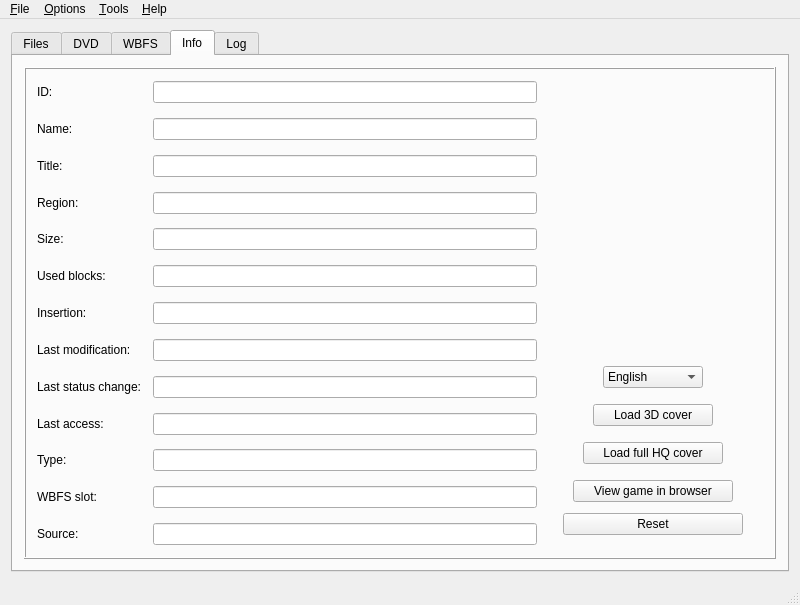
First picture: the form in resources/ui/wiibafu.ui, repository evertonstz/wiibafu, before the edit.
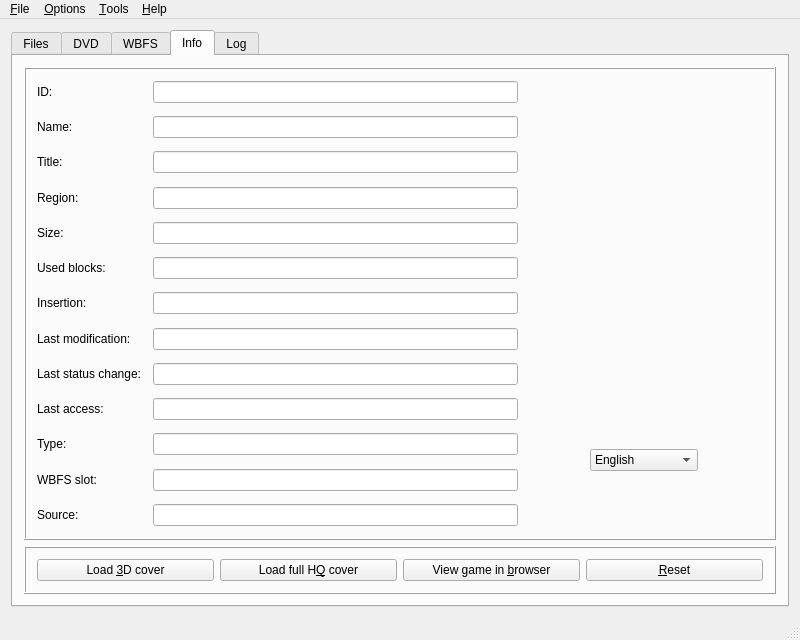
Second picture: the form after the edit. The open tabs and pages were chosen to show the change. Icons and pictures are not drawn.

Commit message: Layout adapted

```diff
--- a/resources/ui/wiibafu.ui
+++ b/resources/ui/wiibafu.ui
@@ -7,7 +7,7 @@
     <x>0</x>
     <y>0</y>
     <width>800</width>
-    <height>605</height>
+    <height>640</height>
    </rect>
   </property>
   <property name="sizePolicy">
@@ -378,7 +378,239 @@
            <enum>QFrame::Raised</enum>
           </property>
           <layout class="QGridLayout" name="gridLayout_5">
-           <item row="0" column="0">
+           <item row="0" column="3">
+            <spacer name="verticalSpacer_2">
+             <property name="orientation">
+              <enum>Qt::Vertical</enum>
+             </property>
+             <property name="sizeType">
+              <enum>QSizePolicy::Preferred</enum>
+             </property>
+             <property name="sizeHint" stdset="0">
+              <size>
+               <width>20</width>
+               <height>50</height>
+              </size>
+             </property>
+            </spacer>
+           </item>
+           <item row="1" column="1">
+            <spacer name="horizontalSpacer">
+             <property name="orientation">
+              <enum>Qt::Horizontal</enum>
+             </property>
+             <property name="sizeType">
+              <enum>QSizePolicy::Preferred</enum>
+             </property>
+             <property name="sizeHint" stdset="0">
+              <size>
+               <width>20</width>
+               <height>20</height>
+              </size>
+             </property>
+            </spacer>
+           </item>
+           <item row="1" column="2" colspan="3">
+            <widget class="QLabel" name="infoTab_label_GameCover">
+             <property name="minimumSize">
+              <size>
+               <width>180</width>
+               <height>250</height>
+              </size>
+             </property>
+             <property name="maximumSize">
+              <size>
+               <width>180</width>
+               <height>250</height>
+              </size>
+             </property>
+             <property name="frameShape">
+              <enum>QFrame::NoFrame</enum>
+             </property>
+             <property name="frameShadow">
+              <enum>QFrame::Plain</enum>
+             </property>
+             <property name="alignment">
+              <set>Qt::AlignCenter</set>
+             </property>
+            </widget>
+           </item>
+           <item row="1" column="5">
+            <spacer name="horizontalSpacer_2">
+             <property name="orientation">
+              <enum>Qt::Horizontal</enum>
+             </property>
+             <property name="sizeType">
+              <enum>QSizePolicy::Preferred</enum>
+             </property>
+             <property name="sizeHint" stdset="0">
+              <size>
+               <width>20</width>
+               <height>20</height>
+              </size>
+             </property>
+            </spacer>
+           </item>
+           <item row="2" column="3">
+            <spacer name="verticalSpacer_17">
+             <property name="orientation">
+              <enum>Qt::Vertical</enum>
+             </property>
+             <property name="sizeType">
+              <enum>QSizePolicy::Preferred</enum>
+             </property>
+             <property name="sizeHint" stdset="0">
+              <size>
+               <width>20</width>
+               <height>52</height>
+              </size>
+             </property>
+            </spacer>
+           </item>
+           <item row="3" column="1" colspan="2">
+            <spacer name="horizontalSpacer_3">
+             <property name="orientation">
+              <enum>Qt::Horizontal</enum>
+             </property>
+             <property name="sizeType">
+              <enum>QSizePolicy::Preferred</enum>
+             </property>
+             <property name="sizeHint" stdset="0">
+              <size>
+               <width>60</width>
+               <height>20</height>
+              </size>
+             </property>
+            </spacer>
+           </item>
+           <item row="3" column="4" colspan="2">
+            <spacer name="horizontalSpacer_4">
+             <property name="orientation">
+              <enum>Qt::Horizontal</enum>
+             </property>
+             <property name="sizeType">
+              <enum>QSizePolicy::Preferred</enum>
+             </property>
+             <property name="sizeHint" stdset="0">
+              <size>
+               <width>59</width>
+               <height>20</height>
+              </size>
+             </property>
+            </spacer>
+           </item>
+           <item row="4" column="3">
+            <spacer name="verticalSpacer">
+             <property name="orientation">
+              <enum>Qt::Vertical</enum>
+             </property>
+             <property name="sizeType">
+              <enum>QSizePolicy::Preferred</enum>
+             </property>
+             <property name="sizeHint" stdset="0">
+              <size>
+               <width>20</width>
+               <height>50</height>
+              </size>
+             </property>
+            </spacer>
+           </item>
+           <item row="3" column="3">
+            <widget class="QComboBox" name="infoTab_comboBox_GameLanguages">
+             <property name="sizePolicy">
+              <sizepolicy hsizetype="Maximum" vsizetype="Fixed">
+               <horstretch>0</horstretch>
+               <verstretch>0</verstretch>
+              </sizepolicy>
+             </property>
+             <item>
+              <property name="text">
+               <string>English</string>
+              </property>
+             </item>
+             <item>
+              <property name="text">
+               <string>American</string>
+              </property>
+             </item>
+             <item>
+              <property name="text">
+               <string>France</string>
+              </property>
+             </item>
+             <item>
+              <property name="text">
+               <string>German</string>
+              </property>
+             </item>
+             <item>
+              <property name="text">
+               <string>Spain</string>
+              </property>
+             </item>
+             <item>
+              <property name="text">
+               <string>Italy</string>
+              </property>
+             </item>
+             <item>
+              <property name="text">
+               <string>Netherland</string>
+              </property>
+             </item>
+             <item>
+              <property name="text">
+               <string>Portuguese</string>
+              </property>
+             </item>
+             <item>
+              <property name="text">
+               <string>Northern Sami</string>
+              </property>
+             </item>
+             <item>
+              <property name="text">
+               <string>Denmark</string>
+              </property>
+             </item>
+             <item>
+              <property name="text">
+               <string>Norway</string>
+              </property>
+             </item>
+             <item>
+              <property name="text">
+               <string>Finland</string>
+              </property>
+             </item>
+             <item>
+              <property name="text">
+               <string>Russia</string>
+              </property>
+             </item>
+             <item>
+              <property name="text">
+               <string>Japan</string>
+              </property>
+             </item>
+             <item>
+              <property name="text">
+               <string>Korea</string>
+              </property>
+             </item>
+             <item>
+              <property name="text">
+               <string>Taiwan</string>
+              </property>
+             </item>
+             <item>
+              <property name="text">
+               <string>China</string>
+              </property>
+             </item>
+            </widget>
+           </item>
+           <item row="0" column="0" rowspan="5">
             <layout class="QGridLayout" name="gridLayout_3">
              <item row="0" column="0">
               <widget class="QLabel" name="label">
@@ -834,511 +1066,60 @@
              </item>
             </layout>
            </item>
-           <item row="0" column="1">
-            <layout class="QVBoxLayout" name="verticalLayout_5">
-             <item>
-              <spacer name="verticalSpacer_2">
-               <property name="orientation">
-                <enum>Qt::Vertical</enum>
-               </property>
-               <property name="sizeType">
-                <enum>QSizePolicy::Preferred</enum>
-               </property>
-               <property name="sizeHint" stdset="0">
-                <size>
-                 <width>20</width>
-                 <height>18</height>
-                </size>
-               </property>
-              </spacer>
-             </item>
-             <item>
-              <layout class="QHBoxLayout" name="horizontalLayout_13">
-               <item>
-                <spacer name="horizontalSpacer">
-                 <property name="orientation">
-                  <enum>Qt::Horizontal</enum>
-                 </property>
-                 <property name="sizeType">
-                  <enum>QSizePolicy::Preferred</enum>
-                 </property>
-                 <property name="sizeHint" stdset="0">
-                  <size>
-                   <width>20</width>
-                   <height>20</height>
-                  </size>
-                 </property>
-                </spacer>
-               </item>
-               <item>
-                <widget class="QLabel" name="infoTab_label_GameCover">
-                 <property name="minimumSize">
-                  <size>
-                   <width>180</width>
-                   <height>250</height>
-                  </size>
-                 </property>
-                 <property name="maximumSize">
-                  <size>
-                   <width>180</width>
-                   <height>250</height>
-                  </size>
-                 </property>
-                 <property name="frameShape">
-                  <enum>QFrame::NoFrame</enum>
-                 </property>
-                 <property name="frameShadow">
-                  <enum>QFrame::Plain</enum>
-                 </property>
-                 <property name="alignment">
-                  <set>Qt::AlignCenter</set>
-                 </property>
-                </widget>
-               </item>
-               <item>
-                <spacer name="horizontalSpacer_2">
-                 <property name="orientation">
-                  <enum>Qt::Horizontal</enum>
-                 </property>
-                 <property name="sizeType">
-                  <enum>QSizePolicy::Preferred</enum>
-                 </property>
-                 <property name="sizeHint" stdset="0">
-                  <size>
-                   <width>20</width>
-                   <height>20</height>
-                  </size>
-                 </property>
-                </spacer>
-               </item>
-              </layout>
-             </item>
-             <item>
-              <spacer name="verticalSpacer_17">
-               <property name="orientation">
-                <enum>Qt::Vertical</enum>
-               </property>
-               <property name="sizeType">
-                <enum>QSizePolicy::Preferred</enum>
-               </property>
-               <property name="sizeHint" stdset="0">
-                <size>
-                 <width>20</width>
-                 <height>20</height>
-                </size>
-               </property>
-              </spacer>
-             </item>
-             <item>
-              <layout class="QHBoxLayout" name="horizontalLayout_16">
-               <property name="topMargin">
-                <number>5</number>
-               </property>
-               <property name="bottomMargin">
-                <number>5</number>
-               </property>
-               <item>
-                <spacer name="horizontalSpacer_3">
-                 <property name="orientation">
-                  <enum>Qt::Horizontal</enum>
-                 </property>
-                 <property name="sizeType">
-                  <enum>QSizePolicy::Preferred</enum>
-                 </property>
-                 <property name="sizeHint" stdset="0">
-                  <size>
-                   <width>10</width>
-                   <height>20</height>
-                  </size>
-                 </property>
-                </spacer>
-               </item>
-               <item>
-                <widget class="QComboBox" name="infoTab_comboBox_GameLanguages">
-                 <property name="minimumSize">
-                  <size>
-                   <width>100</width>
-                   <height>0</height>
-                  </size>
-                 </property>
-                 <property name="maximumSize">
-                  <size>
-                   <width>100</width>
-                   <height>16777215</height>
-                  </size>
-                 </property>
-                 <item>
-                  <property name="text">
-                   <string>English</string>
-                  </property>
-                 </item>
-                 <item>
-                  <property name="text">
-                   <string>American</string>
-                  </property>
-                 </item>
-                 <item>
-                  <property name="text">
-                   <string>France</string>
-                  </property>
-                 </item>
-                 <item>
-                  <property name="text">
-                   <string>German</string>
-                  </property>
-                 </item>
-                 <item>
-                  <property name="text">
-                   <string>Spain</string>
-                  </property>
-                 </item>
-                 <item>
-                  <property name="text">
-                   <string>Italy</string>
-                  </property>
-                 </item>
-                 <item>
-                  <property name="text">
-                   <string>Netherland</string>
-                  </property>
-                 </item>
-                 <item>
-                  <property name="text">
-                   <string>Portuguese</string>
-                  </property>
-                 </item>
-                 <item>
-                  <property name="text">
-                   <string>Northern Sami</string>
-                  </property>
-                 </item>
-                 <item>
-                  <property name="text">
-                   <string>Denmark</string>
-                  </property>
-                 </item>
-                 <item>
-                  <property name="text">
-                   <string>Norway</string>
-                  </property>
-                 </item>
-                 <item>
-                  <property name="text">
-                   <string>Finland</string>
-                  </property>
-                 </item>
-                 <item>
-                  <property name="text">
-                   <string>Russia</string>
-                  </property>
-                 </item>
-                 <item>
-                  <property name="text">
-                   <string>Japan</string>
-                  </property>
-                 </item>
-                 <item>
-                  <property name="text">
-                   <string>Korea</string>
-                  </property>
-                 </item>
-                 <item>
-                  <property name="text">
-                   <string>Taiwan</string>
-                  </property>
-                 </item>
-                 <item>
-                  <property name="text">
-                   <string>China</string>
-                  </property>
-                 </item>
-                </widget>
-               </item>
-               <item>
-                <spacer name="horizontalSpacer_4">
-                 <property name="orientation">
-                  <enum>Qt::Horizontal</enum>
-                 </property>
-                 <property name="sizeType">
-                  <enum>QSizePolicy::Preferred</enum>
-                 </property>
-                 <property name="sizeHint" stdset="0">
-                  <size>
-                   <width>10</width>
-                   <height>20</height>
-                  </size>
-                 </property>
-                </spacer>
-               </item>
-              </layout>
-             </item>
-             <item>
-              <layout class="QHBoxLayout" name="horizontalLayout_17">
-               <property name="topMargin">
-                <number>5</number>
-               </property>
-               <property name="bottomMargin">
-                <number>5</number>
-               </property>
-               <item>
-                <spacer name="horizontalSpacer_5">
-                 <property name="orientation">
-                  <enum>Qt::Horizontal</enum>
-                 </property>
-                 <property name="sizeType">
-                  <enum>QSizePolicy::Preferred</enum>
-                 </property>
-                 <property name="sizeHint" stdset="0">
-                  <size>
-                   <width>10</width>
-                   <height>20</height>
-                  </size>
-                 </property>
-                </spacer>
-               </item>
-               <item>
-                <widget class="QPushButton" name="infoTab_pushButton_Load3DCover">
-                 <property name="minimumSize">
-                  <size>
-                   <width>120</width>
-                   <height>0</height>
-                  </size>
-                 </property>
-                 <property name="maximumSize">
-                  <size>
-                   <width>120</width>
-                   <height>16777215</height>
-                  </size>
-                 </property>
-                 <property name="text">
-                  <string>Load 3D cover</string>
-                 </property>
-                 <property name="shortcut">
-                  <string>Ctrl+3</string>
-                 </property>
-                </widget>
-               </item>
-               <item>
-                <spacer name="horizontalSpacer_6">
-                 <property name="orientation">
-                  <enum>Qt::Horizontal</enum>
-                 </property>
-                 <property name="sizeType">
-                  <enum>QSizePolicy::Preferred</enum>
-                 </property>
-                 <property name="sizeHint" stdset="0">
-                  <size>
-                   <width>10</width>
-                   <height>20</height>
-                  </size>
-                 </property>
-                </spacer>
-               </item>
-              </layout>
-             </item>
-             <item>
-              <layout class="QHBoxLayout" name="horizontalLayout_18">
-               <property name="topMargin">
-                <number>5</number>
-               </property>
-               <property name="bottomMargin">
-                <number>5</number>
-               </property>
-               <item>
-                <spacer name="horizontalSpacer_7">
-                 <property name="orientation">
-                  <enum>Qt::Horizontal</enum>
-                 </property>
-                 <property name="sizeType">
-                  <enum>QSizePolicy::Preferred</enum>
-                 </property>
-                 <property name="sizeHint" stdset="0">
-                  <size>
-                   <width>10</width>
-                   <height>20</height>
-                  </size>
-                 </property>
-                </spacer>
-               </item>
-               <item>
-                <widget class="QPushButton" name="infoTab_pushButton_LoadFullHQCover">
-                 <property name="minimumSize">
-                  <size>
-                   <width>140</width>
-                   <height>0</height>
-                  </size>
-                 </property>
-                 <property name="maximumSize">
-                  <size>
-                   <width>140</width>
-                   <height>16777215</height>
-                  </size>
-                 </property>
-                 <property name="text">
-                  <string>Load full HQ cover</string>
-                 </property>
-                 <property name="shortcut">
-                  <string>Ctrl+H</string>
-                 </property>
-                </widget>
-               </item>
-               <item>
-                <spacer name="horizontalSpacer_8">
-                 <property name="orientation">
-                  <enum>Qt::Horizontal</enum>
-                 </property>
-                 <property name="sizeType">
-                  <enum>QSizePolicy::Preferred</enum>
-                 </property>
-                 <property name="sizeHint" stdset="0">
-                  <size>
-                   <width>10</width>
-                   <height>20</height>
-                  </size>
-                 </property>
-                </spacer>
-               </item>
-              </layout>
-             </item>
-             <item>
-              <layout class="QHBoxLayout" name="horizontalLayout_19">
-               <property name="topMargin">
-                <number>5</number>
-               </property>
-               <property name="bottomMargin">
-                <number>5</number>
-               </property>
-               <item>
-                <spacer name="horizontalSpacer_13">
-                 <property name="orientation">
-                  <enum>Qt::Horizontal</enum>
-                 </property>
-                 <property name="sizeType">
-                  <enum>QSizePolicy::Preferred</enum>
-                 </property>
-                 <property name="sizeHint" stdset="0">
-                  <size>
-                   <width>10</width>
-                   <height>20</height>
-                  </size>
-                 </property>
-                </spacer>
-               </item>
-               <item>
-                <widget class="QPushButton" name="infoTab_pushButton_viewInBrowser">
-                 <property name="minimumSize">
-                  <size>
-                   <width>160</width>
-                   <height>0</height>
-                  </size>
-                 </property>
-                 <property name="maximumSize">
-                  <size>
-                   <width>160</width>
-                   <height>16777215</height>
-                  </size>
-                 </property>
-                 <property name="text">
-                  <string>View game in browser</string>
-                 </property>
-                 <property name="shortcut">
-                  <string>Ctrl+V</string>
-                 </property>
-                </widget>
-               </item>
-               <item>
-                <spacer name="horizontalSpacer_14">
-                 <property name="orientation">
-                  <enum>Qt::Horizontal</enum>
-                 </property>
-                 <property name="sizeType">
-                  <enum>QSizePolicy::Preferred</enum>
-                 </property>
-                 <property name="sizeHint" stdset="0">
-                  <size>
-                   <width>10</width>
-                   <height>20</height>
-                  </size>
-                 </property>
-                </spacer>
-               </item>
-              </layout>
-             </item>
-             <item>
-              <layout class="QHBoxLayout" name="horizontalLayout_6">
-               <item>
-                <spacer name="horizontalSpacer_11">
-                 <property name="orientation">
-                  <enum>Qt::Horizontal</enum>
-                 </property>
-                 <property name="sizeType">
-                  <enum>QSizePolicy::Preferred</enum>
-                 </property>
-                 <property name="sizeHint" stdset="0">
-                  <size>
-                   <width>10</width>
-                   <height>20</height>
-                  </size>
-                 </property>
-                </spacer>
-               </item>
-               <item>
-                <widget class="QPushButton" name="infoTab_pushButton_Reset">
-                 <property name="minimumSize">
-                  <size>
-                   <width>180</width>
-                   <height>0</height>
-                  </size>
-                 </property>
-                 <property name="maximumSize">
-                  <size>
-                   <width>180</width>
-                   <height>16777215</height>
-                  </size>
-                 </property>
-                 <property name="text">
-                  <string>Reset</string>
-                 </property>
-                 <property name="shortcut">
-                  <string>Ctrl+R</string>
-                 </property>
-                </widget>
-               </item>
-               <item>
-                <spacer name="horizontalSpacer_12">
-                 <property name="orientation">
-                  <enum>Qt::Horizontal</enum>
-                 </property>
-                 <property name="sizeType">
-                  <enum>QSizePolicy::Preferred</enum>
-                 </property>
-                 <property name="sizeHint" stdset="0">
-                  <size>
-                   <width>10</width>
-                   <height>20</height>
-                  </size>
-                 </property>
-                </spacer>
-               </item>
-              </layout>
-             </item>
-             <item>
-              <spacer name="verticalSpacer">
-               <property name="orientation">
-                <enum>Qt::Vertical</enum>
-               </property>
-               <property name="sizeType">
-                <enum>QSizePolicy::Preferred</enum>
-               </property>
-               <property name="sizeHint" stdset="0">
-                <size>
-                 <width>20</width>
-                 <height>18</height>
-                </size>
-               </property>
-              </spacer>
-             </item>
-            </layout>
+          </layout>
+          <zorder>infoTab_label_GameCover</zorder>
+          <zorder>infoTab_comboBox_GameLanguages</zorder>
+          <zorder></zorder>
+         </widget>
+        </item>
+        <item row="1" column="0">
+         <widget class="QFrame" name="frame_5">
+          <property name="frameShape">
+           <enum>QFrame::Box</enum>
+          </property>
+          <property name="frameShadow">
+           <enum>QFrame::Raised</enum>
+          </property>
+          <layout class="QHBoxLayout" name="horizontalLayout_7">
+           <item>
+            <widget class="QPushButton" name="infoTab_pushButton_Load3DCover">
+             <property name="text">
+              <string>Load &amp;3D cover</string>
+             </property>
+             <property name="shortcut">
+              <string>Ctrl+3</string>
+             </property>
+            </widget>
+           </item>
+           <item>
+            <widget class="QPushButton" name="infoTab_pushButton_LoadFullHQCover">
+             <property name="text">
+              <string>Load full H&amp;Q cover</string>
+             </property>
+             <property name="shortcut">
+              <string>Ctrl+H</string>
+             </property>
+            </widget>
+           </item>
+           <item>
+            <widget class="QPushButton" name="infoTab_pushButton_viewInBrowser">
+             <property name="text">
+              <string>View game in &amp;browser</string>
+             </property>
+             <property name="shortcut">
+              <string>Ctrl+V</string>
+             </property>
+            </widget>
+           </item>
+           <item>
+            <widget class="QPushButton" name="infoTab_pushButton_Reset">
+             <property name="text">
+              <string>&amp;Reset</string>
+             </property>
+             <property name="shortcut">
+              <string>Ctrl+R</string>
+             </property>
+            </widget>
            </item>
           </layout>
          </widget>
```
